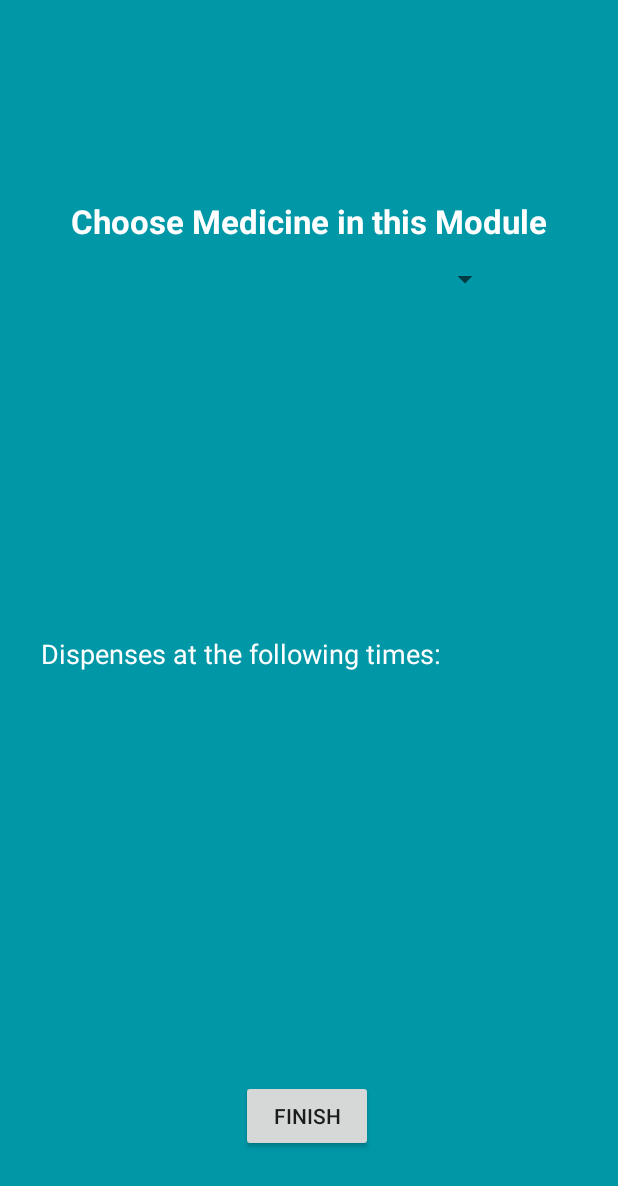
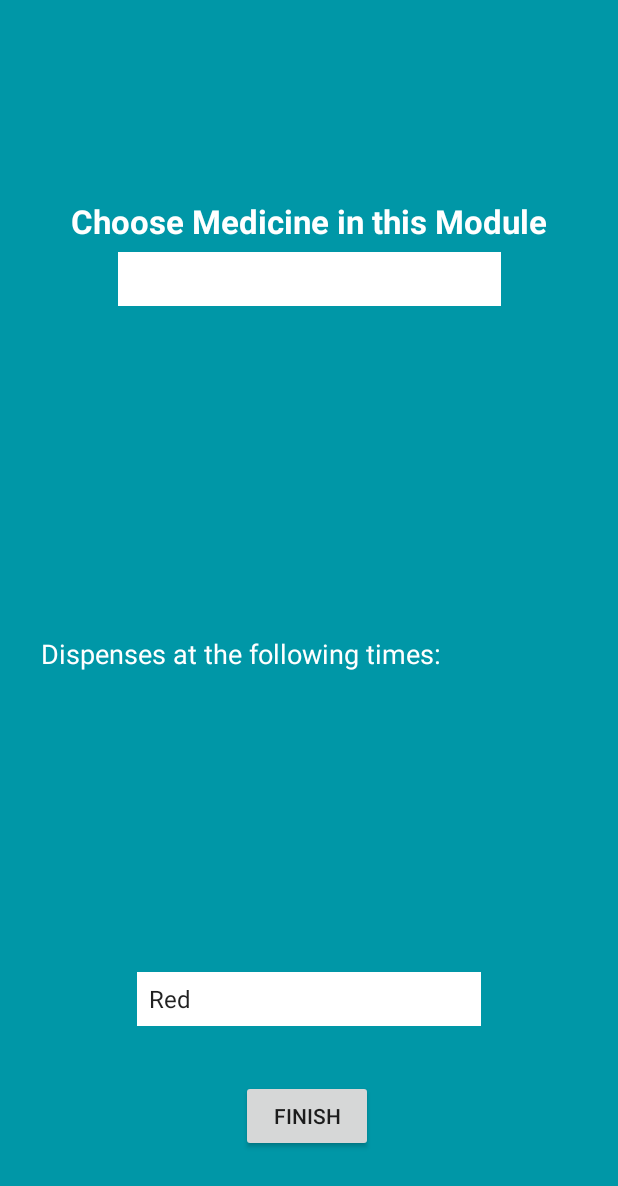
Before and after one commit to parvs1/SMARThex, an Android app: the EditModule screen opened directly, with no data from a screen before it, on a phone screen of 412 x 824 dp. Shown: the top 1186 px of the screen. Run offline under Robolectric (Android 15) with nearby library versions, the phone set to English and light mode, and no system bars; 11 statements that could not run were skipped.

Commit message:
-Reformatted data that is sent again again

```diff
--- a/app/src/main/java/com/example/medication_app/EditModule.java
+++ b/app/src/main/java/com/example/medication_app/EditModule.java
@@ -16,7 +16,7 @@ import java.io.InputStreamReader;
 import java.util.ArrayList;
 import java.util.Arrays;
 
-public class EditModule extends AppCompatActivity
+public class EditModule extends AppCompatActivity implements AdapterView.OnItemSelectedListener
 {
 
     ArrayList<Medicine> medicines;
@@ -24,6 +24,8 @@ public class EditModule extends AppCompatActivity
     TextView timesList;
     public String medName;
     public final String TAG = "MEDICATION_ADHERENCE"; //TAG for log usage
+    Spinner colorPicker;
+    int color;
 
     @Override
     protected void onCreate(Bundle savedInstanceState) {
@@ -72,7 +74,7 @@ public class EditModule extends AppCompatActivity
                 times.clear();
                 for (int i = 0; i < medicines.size(); i++) {
                     if (medicines.get(i).medicineName.equals(medicineName))
-                        times.add(medicines.get(i).hour + ":" + medicines.get(i).minute + ", " + Arrays.toString(daysArrayShortener((medicines.get(i).days))));
+                        times.add(medicines.get(i).hour + ":" + medicines.get(i).minute + ", " + daysArrayShortener((medicines.get(i).days)));
                 }
 
                 medName = medicineName;
@@ -101,6 +103,18 @@ public class EditModule extends AppCompatActivity
 
             }
         });
+
+        colorPicker = (Spinner) findViewById(R.id.colorPicker);
+
+        //set the items in the spinner to be choices of n days
+        ArrayAdapter<CharSequence> colorAdapter = ArrayAdapter.createFromResource(this, R.array.color_picker, android.R.layout.simple_spinner_item);
+        colorAdapter.setDropDownViewResource(android.R.layout.simple_spinner_dropdown_item);
+        // Apply the adapter to the spinner
+        colorPicker.setAdapter(colorAdapter);
+
+        colorPicker.setSelection(0);
+        //create the onItemSelectedListener
+        colorPicker.setOnItemSelectedListener(this);
     }
 
     public void createTimesList() {
@@ -155,16 +169,24 @@ public class EditModule extends AppCompatActivity
         }
     }
 
-    public String[] daysArrayShortener (boolean[] daysArray)
+    public String daysArrayShortener (boolean[] daysArray)
     {
-        String[] shortenedArray = new String[daysArray.length];
-        for(int i = 0; i < shortenedArray.length; i++){
+        String weekSchedule = "";
+        for(int i = 0; i < daysArray.length; i++){
             if(daysArray[i])
-                shortenedArray[i] = "t";
+                weekSchedule += "t";
             else
-                shortenedArray[i] = "f";
+                weekSchedule += "f";
         }
 
-        return shortenedArray;
+        return weekSchedule;
+    }
+
+    public void onItemSelected(AdapterView<?> parent, View view, int pos, long id) {
+        color = pos;    //since pos 0 is equivalent to 1 day, add 1
+    }
+
+    public void onNothingSelected(AdapterView<?> parent) {
+        // Another interface callback
     }
 }
--- a/app/src/main/res/layout/activity_edit_module.xml
+++ b/app/src/main/res/layout/activity_edit_module.xml
@@ -26,6 +26,7 @@
     <Spinner
         android:id="@+id/medicineSelector"
         android:layout_width="255dp"
+        android:background="@android:color/white"
         android:layout_height="36dp"
         android:layout_marginStart="8dp"
         android:layout_marginTop="168dp"
@@ -52,15 +53,15 @@
 
     <TextView
         android:id="@+id/timesList"
-        android:layout_width="156dp"
-        android:layout_height="218dp"
+        android:layout_width="161dp"
+        android:layout_height="129dp"
         android:layout_marginStart="8dp"
         android:layout_marginTop="8dp"
         android:layout_marginEnd="8dp"
         android:layout_marginBottom="8dp"
         android:text="Insert times here"
+        android:textColor="@android:color/white"
         android:textSize="18sp"
-        android:textColor="@android:color/white"
         app:layout_constraintBottom_toBottomOf="parent"
         app:layout_constraintEnd_toEndOf="parent"
         app:layout_constraintHorizontal_bias="0.497"
@@ -81,4 +82,19 @@
         app:layout_constraintHorizontal_bias="0.006"
         app:layout_constraintStart_toStartOf="parent" />
 
+    <Spinner
+        android:id="@+id/colorPicker"
+        android:layout_width="229dp"
+        android:layout_height="36dp"
+        android:layout_marginStart="8dp"
+        android:layout_marginTop="8dp"
+        android:layout_marginEnd="8dp"
+        android:layout_marginBottom="28dp"
+        android:background="@android:color/white"
+        app:layout_constraintBottom_toTopOf="@+id/finishButton"
+        app:layout_constraintEnd_toEndOf="parent"
+        app:layout_constraintStart_toStartOf="parent"
+        app:layout_constraintTop_toBottomOf="@+id/timesList"
+        app:layout_constraintVertical_bias="0.783" />
+
 </android.support.constraint.ConstraintLayout>
--- a/app/src/main/res/values/strings.xml
+++ b/app/src/main/res/values/strings.xml
@@ -7,6 +7,14 @@
     <string name="channel_name">Medication Reminders</string>
     <string name="channel_description">Reminders to take your medications.</string>
 
+    <string-array name="color_picker">
+        <item>Red</item>
+        <item>Orange</item>
+        <item>Green</item>
+        <item>Blue</item>
+        <item>Purple</item>
+    </string-array>
+
     <string name="title_activity_fullscreen">AlarmActivity</string>
     <string name="dummy_content">Take Medicine Name now</string>
 </resources>
```
